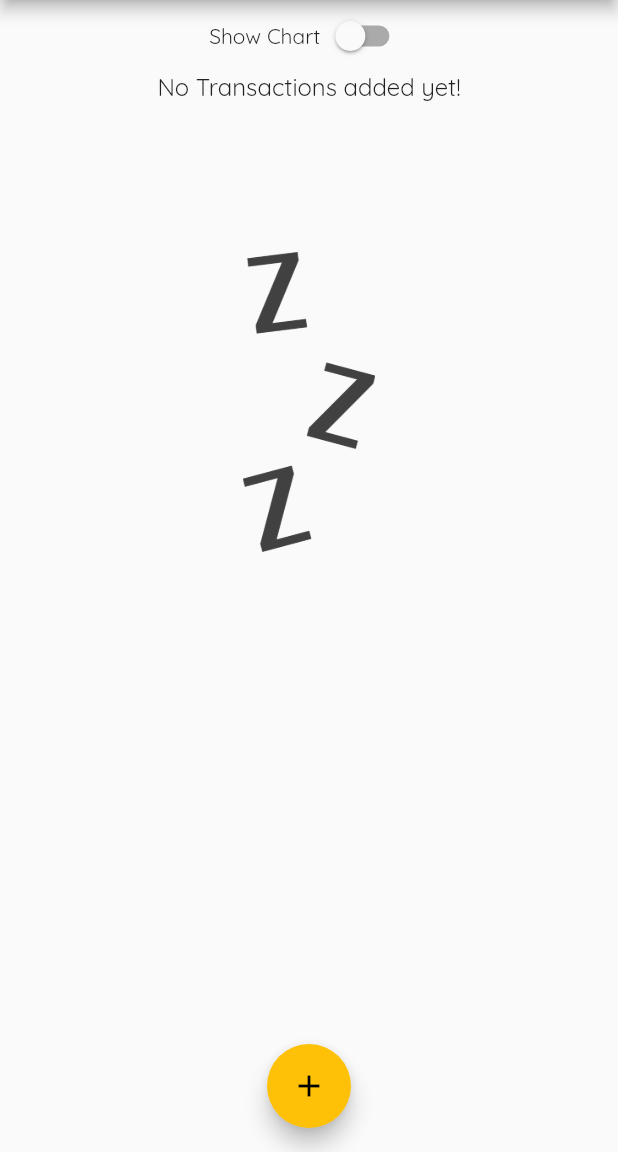
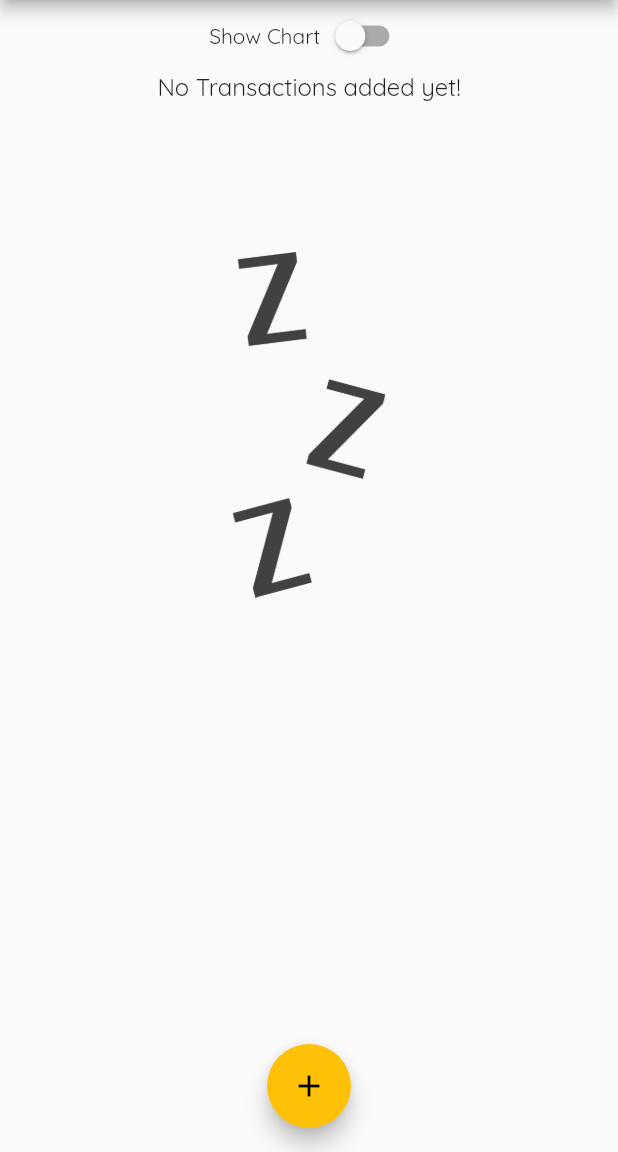
Before and after one commit to Arafat6462/Flutter, a Flutter app: the screen it shows after launch, on a phone screen of 412 x 824 dp, the part 84-1236 px from its top. Run offline on Flutter 3.47's test engine with Material 2 defaults, Android fonts, the phone set to English and light mode, and no system bars.

Commit message:
landscape mode

```diff
--- a/expense_planner/lib/main.dart
+++ b/expense_planner/lib/main.dart
@@ -150,13 +150,14 @@ class _MyHomePageState extends State<MyHomePage> {
                         .25,
                     child: Chart(_recentTransactions),
                   )
-                : Container(
-                    height: (MediaQuery.of(context).size.height -
-                            appBar.preferredSize.height -
-                            MediaQuery.of(context).padding.top) *
-                        .75,
-                    child:
-                        TransactionList(_userTransactions, _deleteTransaction))
+                : Container(),
+            Container(
+              height: (MediaQuery.of(context).size.height -
+                      appBar.preferredSize.height -
+                      MediaQuery.of(context).padding.top) *
+                  .75,
+              child: TransactionList(_userTransactions, _deleteTransaction),
+            )
           ],
         ),
       ),
--- a/expense_planner/lib/widgets/transacgion_list.dart
+++ b/expense_planner/lib/widgets/transacgion_list.dart
@@ -13,7 +13,8 @@ class TransactionList extends StatelessWidget {
     return Container(
       height: 600,
       child: transactions.isEmpty
-          ? Column(
+          ? LayoutBuilder(builder: (ctx, constrains) {
+              return Column(
                 children: [
                   Text(
                     "No Transactions added yet!",
@@ -23,13 +24,14 @@ class TransactionList extends StatelessWidget {
                     height: 100,
                   ), // for spacing between two items.
                   Container(
-                    height: 200,
+                      height: constrains.maxHeight * .4,
                       child: Image.asset(
                         "assets/images/waiting.png",
                         fit: BoxFit.cover,
                       ))
                 ],
-            )
+              );
+            })
           : ListView.builder(
               itemBuilder: (context, index) {
                 return Card(
```
Lines whose indentation alone changed are shown as unchanged.
